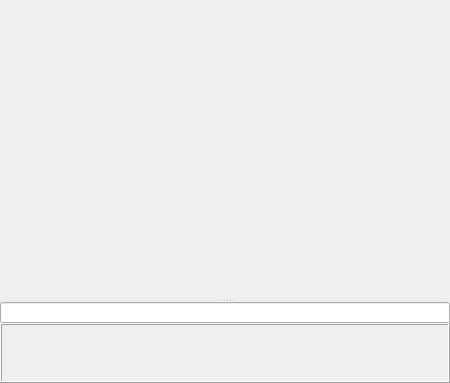
Above: WindowsClient/shh_UI/tabpage.ui from H-tao/Penguin before the change. Below: the same form after it.
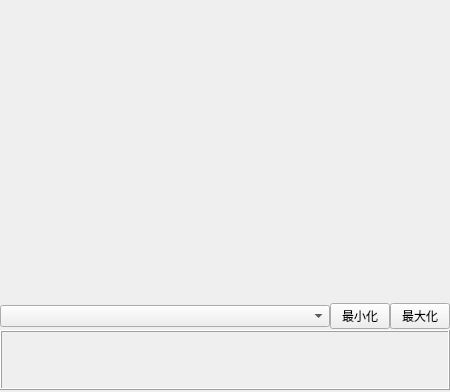
That is the form after the change.

The edit to the form file:
```diff
--- a/WindowsClient/shh_UI/tabpage.ui
+++ b/WindowsClient/shh_UI/tabpage.ui
@@ -7,7 +7,7 @@
     <x>0</x>
     <y>0</y>
     <width>450</width>
-    <height>376</height>
+    <height>383</height>
    </rect>
   </property>
   <property name="sizePolicy">
@@ -19,9 +19,9 @@
   <property name="windowTitle">
    <string>Form</string>
   </property>
-  <layout class="QVBoxLayout" name="verticalLayout">
+  <layout class="QVBoxLayout" name="verticalLayout" stretch="1,0,0">
    <property name="spacing">
-    <number>0</number>
+    <number>1</number>
    </property>
    <property name="leftMargin">
     <number>0</number>
@@ -33,29 +33,9 @@
     <number>0</number>
    </property>
    <property name="bottomMargin">
-    <number>0</number>
-   </property>
-   <item>
-    <widget class="QSplitter" name="splitter">
-     <property name="frameShadow">
-      <enum>QFrame::Raised</enum>
-     </property>
-     <property name="lineWidth">
-      <number>0</number>
-     </property>
-     <property name="orientation">
-      <enum>Qt::Vertical</enum>
-     </property>
-     <property name="handleWidth">
-      <number>0</number>
-     </property>
-     <widget class="QSplitter" name="splitter_2">
-      <property name="orientation">
-       <enum>Qt::Vertical</enum>
-      </property>
-      <property name="handleWidth">
        <number>2</number>
       </property>
+   <item>
       <widget class="QFrame" name="textWidget">
        <property name="sizePolicy">
         <sizepolicy hsizetype="Expanding" vsizetype="Expanding">
@@ -96,22 +76,52 @@
         </property>
        </layout>
       </widget>
-      <widget class="QLineEdit" name="filePathLineText">
-       <property name="sizePolicy">
-        <sizepolicy hsizetype="MinimumExpanding" vsizetype="Preferred">
-         <horstretch>0</horstretch>
-         <verstretch>0</verstretch>
-        </sizepolicy>
-       </property>
+   </item>
+   <item>
+    <layout class="QHBoxLayout" name="horizontalLayout" stretch="1,0,0">
+     <property name="spacing">
+      <number>0</number>
+     </property>
+     <property name="topMargin">
+      <number>2</number>
+     </property>
+     <item>
+      <widget class="QComboBox" name="comboBox">
        <property name="minimumSize">
         <size>
-         <width>250</width>
-         <height>21</height>
+         <width>300</width>
+         <height>0</height>
         </size>
        </property>
       </widget>
-     </widget>
-    </widget>
+     </item>
+     <item>
+      <widget class="QPushButton" name="minimizeBtn">
+       <property name="maximumSize">
+        <size>
+         <width>60</width>
+         <height>16777215</height>
+        </size>
+       </property>
+       <property name="text">
+        <string>最小化</string>
+       </property>
+      </widget>
+     </item>
+     <item>
+      <widget class="QPushButton" name="maximizeBtn">
+       <property name="maximumSize">
+        <size>
+         <width>60</width>
+         <height>16777215</height>
+        </size>
+       </property>
+       <property name="text">
+        <string>最大化</string>
+       </property>
+      </widget>
+     </item>
+    </layout>
    </item>
    <item>
     <widget class="QFrame" name="fileSystemWidget">
```
Lines whose indentation alone changed are shown as unchanged.
